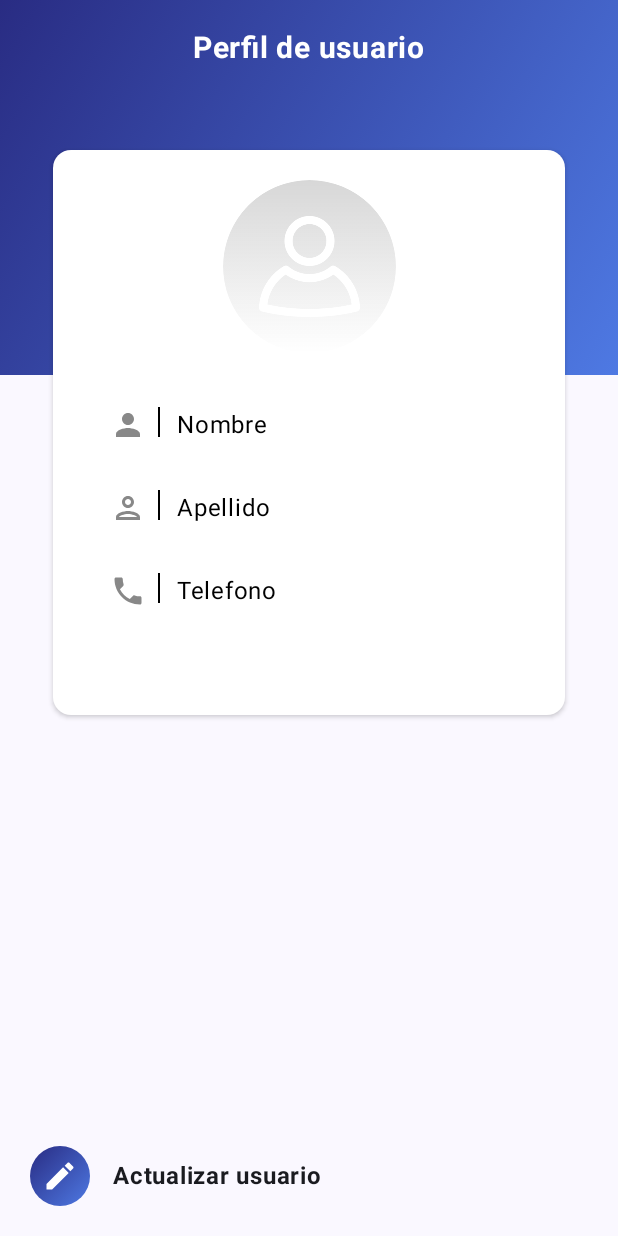
After one commit to AntonioWalls/StudentsDrive2, an Android app built with Jetpack Compose: the composable ProfileUpdateContent shown on its own in the app's theme, on a phone screen of 412 x 824 dp. The commit adds this screen. Run offline under Robolectric (Android 15) with nearby library versions, the phone set to English and light mode, and no system bars; our stand-ins replace Dagger/Hilt's generated code; pictures from the network do not load; 2 statements that could not run were skipped.

Commit message:
desing of edit user screen

```diff
--- /dev/null
+++ b/app/src/main/java/com/antoniowalls/indriverstudents/data/remote/dataSource/remote/service/UserService.kt
@@ -0,0 +1,15 @@
+package com.antoniowalls.indriverstudents.data.remote.dataSource.remote.service
+
+import com.antoniowalls.indriverstudents.domain.model.User
+import retrofit2.http.Body
+import retrofit2.http.PUT
+import retrofit2.http.Path
+
+interface UserService {
+    @PUT("users/{id}")
+    suspend fun update(
+        @Path("id")id: String,
+        @Body user: User,
+    )
+
+}
--- /dev/null
+++ b/app/src/main/java/com/antoniowalls/indriverstudents/data/remote/repository/UserRepositoryImpl.kt
@@ -0,0 +1,4 @@
+package com.antoniowalls.indriverstudents.data.remote.repository
+
+class UserRepositoryImpl {
+}
--- a/app/src/main/java/com/antoniowalls/indriverstudents/domain/model/User.kt
+++ b/app/src/main/java/com/antoniowalls/indriverstudents/domain/model/User.kt
@@ -22,4 +22,9 @@ data class User (
         email = email,
         phone = phone
     ))
+
+    companion object {
+        fun fromJson(data: String): User = Gson().fromJson(data, User::class.java)
+    }
+
 }
--- /dev/null
+++ b/app/src/main/java/com/antoniowalls/indriverstudents/domain/repository/UserRepository.kt
@@ -0,0 +1,8 @@
+package com.antoniowalls.indriverstudents.domain.repository
+
+import com.antoniowalls.indriverstudents.domain.model.User
+import java.io.File
+
+interface UserRepository {
+    suspend fun update(id: String, user: User, file: File?)
+}
--- a/app/src/main/java/com/antoniowalls/indriverstudents/presentation/screens/profile/update/ProfileUpdateScreen.kt
+++ b/app/src/main/java/com/antoniowalls/indriverstudents/presentation/screens/profile/update/ProfileUpdateScreen.kt
@@ -1,17 +1,23 @@
 package com.antoniowalls.indriverstudents.presentation.screens.profile.update
 
 import android.util.Log
+import androidx.compose.foundation.layout.WindowInsets
+import androidx.compose.foundation.layout.navigationBars
 import androidx.compose.foundation.layout.padding
 import androidx.compose.material3.Scaffold
 import androidx.compose.material3.Text
 import androidx.compose.runtime.Composable
 import androidx.compose.ui.Modifier
 import androidx.navigation.NavHostController
+import com.antoniowalls.indriverstudents.presentation.screens.profile.update.components.ProfileUpdateContent
 
 @Composable
 fun ProfileUpdateScreen(navHostController: NavHostController, userParam: String) {
     Log.d("ProfileUpdateScreen", "userParam: ${userParam}")
-    Scaffold { paddingValues ->
-        Text(text = "profile update screen", modifier = Modifier.padding(paddingValues))
+
+    Scaffold(
+        contentWindowInsets = WindowInsets.navigationBars
+    ){ paddingValues ->
+        ProfileUpdateContent(navHostController = navHostController, paddingValues = paddingValues)
     }
 }
--- /dev/null
+++ b/app/src/main/java/com/antoniowalls/indriverstudents/presentation/screens/profile/update/ProfileUpdateState.kt
@@ -0,0 +1,8 @@
+package com.antoniowalls.indriverstudents.presentation.screens.profile.update
+
+data class ProfileUpdateState (
+    val name: String="",
+    val lastname: String="",
+    val phone: String="",
+    val image: String? = null,
+)
--- /dev/null
+++ b/app/src/main/java/com/antoniowalls/indriverstudents/presentation/screens/profile/update/ProfileUpdateViewModel.kt
@@ -0,0 +1,42 @@
+package com.antoniowalls.indriverstudents.presentation.screens.profile.update
+
+import androidx.compose.runtime.getValue
+import androidx.compose.runtime.mutableStateOf
+import androidx.compose.runtime.setValue
+import androidx.lifecycle.SavedStateHandle
+import androidx.lifecycle.ViewModel
+import com.antoniowalls.indriverstudents.domain.model.User
+import dagger.hilt.android.lifecycle.HiltViewModel
+import javax.inject.Inject
+
+@HiltViewModel
+class ProfileUpdateViewModel@Inject constructor(
+    private val savedStateHandle: SavedStateHandle
+): ViewModel() {
+    var state by mutableStateOf(ProfileUpdateState())
+        private set
+    val data = savedStateHandle.get<String>("user")
+    val user = User.fromJson(data!!)
+
+    init {
+        state = state.copy(
+            name = user.name,
+            lastname = user.lastname,
+            phone = user.phone,
+            image = user.image
+        )
+    }
+
+    fun onNameInput(name: String){
+        state = state.copy(name = name)
+    }
+
+    fun onLastNameInput(lastname: String){
+        state = state.copy(lastname = lastname)
+    }
+
+    fun onPhoneInput(phone: String){
+        state = state.copy(phone = phone)
+    }
+
+}
--- /dev/null
+++ b/app/src/main/java/com/antoniowalls/indriverstudents/presentation/screens/profile/update/components/ProfileUpdateContent.kt
@@ -0,0 +1,169 @@
+package com.antoniowalls.indriverstudents.presentation.screens.profile.update.components
+
+import android.app.Activity
+import android.content.Intent
+import com.antoniowalls.indriverstudents.R
+import androidx.compose.foundation.Image
+import androidx.compose.foundation.background
+import androidx.compose.foundation.layout.Arrangement
+import androidx.compose.foundation.layout.Box
+import androidx.compose.foundation.layout.Column
+import androidx.compose.foundation.layout.PaddingValues
+import androidx.compose.foundation.layout.Row
+import androidx.compose.foundation.layout.Spacer
+import androidx.compose.foundation.layout.fillMaxHeight
+import androidx.compose.foundation.layout.fillMaxSize
+import androidx.compose.foundation.layout.fillMaxWidth
+import androidx.compose.foundation.layout.height
+import androidx.compose.foundation.layout.padding
+import androidx.compose.foundation.layout.size
+import androidx.compose.foundation.layout.width
+import androidx.compose.foundation.shape.CircleShape
+import androidx.compose.material.icons.Icons
+import androidx.compose.material.icons.filled.Edit
+import androidx.compose.material.icons.filled.ExitToApp
+import androidx.compose.material.icons.filled.Person
+import androidx.compose.material.icons.filled.Phone
+import androidx.compose.material.icons.outlined.Person
+import androidx.compose.material3.Card
+import androidx.compose.material3.CardDefaults
+import androidx.compose.material3.Icon
+import androidx.compose.material3.Text
+import androidx.compose.runtime.Composable
+import androidx.compose.ui.Alignment
+import androidx.compose.ui.Modifier
+import androidx.compose.ui.draw.clip
+import androidx.compose.ui.graphics.Brush
+import androidx.compose.ui.graphics.Color
+import androidx.compose.ui.layout.ContentScale
+import androidx.compose.ui.platform.LocalContext
+import androidx.compose.ui.res.painterResource
+import androidx.compose.ui.text.font.FontWeight
+import androidx.compose.ui.tooling.preview.Preview
+import androidx.compose.ui.unit.dp
+import androidx.compose.ui.unit.sp
+import androidx.hilt.navigation.compose.hiltViewModel
+import androidx.navigation.NavHostController
+import androidx.navigation.compose.rememberNavController
+import coil3.compose.AsyncImage
+import com.antoniowalls.indriverstudents.MainActivity
+import com.antoniowalls.indriverstudents.presentation.components.DefaultIconButton
+import com.antoniowalls.indriverstudents.presentation.components.DefaultTextField
+import com.antoniowalls.indriverstudents.presentation.navigation.screen.profile.ProfileScreen
+import com.antoniowalls.indriverstudents.presentation.screens.profile.info.ProfileInfoScreen
+import com.antoniowalls.indriverstudents.presentation.screens.profile.info.ProfileInfoViewModel
+import com.antoniowalls.indriverstudents.presentation.screens.profile.update.ProfileUpdateViewModel
+
+@Composable
+fun ProfileUpdateContent(navHostController: NavHostController, paddingValues: PaddingValues, vm: ProfileUpdateViewModel = hiltViewModel()) {
+
+    val activity = LocalContext.current as? Activity
+    val state = vm.state
+
+    Box( modifier = Modifier
+        .fillMaxSize()
+        .padding(paddingValues)
+    ){ //toda esta caja engloba el tamaño completo de la pantalla
+        Column {
+            Box( //esta caja es la que va a tener el cuadro del fondo del perfil
+                modifier = Modifier
+                    .fillMaxWidth()
+                    .height(250.dp)
+                    .background(
+                        brush = Brush.linearGradient(
+                            colors = listOf(Color(0xFF292C83), Color(0xFF4E79E3))
+                        )
+                    ),
+                contentAlignment = Alignment.TopCenter
+            ) {
+                Text(
+                    text="Perfil de usuario",
+                    color = Color.White,
+                    modifier = Modifier.padding(top = 20.dp),
+                    fontWeight = FontWeight.Bold,
+                    fontSize = 20.sp,
+
+                )
+            }
+            Spacer(modifier = Modifier.weight(1f))
+            //ahora vamos a crear los botones de editar perfil y cerrar sesión con unos componentes creados en la carpeta components
+            DefaultIconButton(
+                modifier = Modifier,
+                title = "Actualizar usuario",
+                imageVector = Icons.Default.Edit,
+                tint = Color.White,
+                onClick = {
+
+                }
+            )
+            Spacer(modifier = Modifier.height(20.dp))
+        }
+        //Aquí se crea la tarjeta del perfil del usuario
+        Card(
+            modifier = Modifier
+                .fillMaxWidth()
+                .fillMaxHeight(0.7f)
+                .padding(horizontal = 35.dp, vertical = 100.dp),
+            colors = CardDefaults.cardColors(containerColor = Color.White),
+            elevation = CardDefaults.cardElevation(defaultElevation = 2.dp)
+        ) {
+            Column(
+                modifier = Modifier
+                    .fillMaxWidth()
+                    .padding(20.dp),
+                horizontalAlignment = Alignment.CenterHorizontally,
+                verticalArrangement = Arrangement.Center,
+            ) {
+                Box(
+                    modifier = Modifier
+                        .size(115.dp)
+                        .clip(CircleShape)
+                ){
+
+                    if (!vm.user?.image.isNullOrBlank()) { //No es nula ni vacia
+                        AsyncImage(
+                            model = vm.user?.image,
+                            contentDescription = "",
+                            contentScale = ContentScale.Crop
+                        )
+                    }else{
+                        Image(
+                            painter = painterResource(id = R.drawable.user_image),
+                            contentDescription = null
+                        )
+                    }
+                }
+                Spacer(modifier = Modifier.height(20.dp))
+                DefaultTextField(
+                    modifier = Modifier,
+                    value = state.name,
+                    label = "Nombre",
+                    icon = Icons.Default.Person,
+                    onValueChange = {
+                        vm.onNameInput(it)
+                    }
+                )
+                DefaultTextField(
+                    modifier = Modifier,
+                    value = state.lastname,
+                    label = "Apellido",
+                    icon = Icons.Outlined.Person,
+                    onValueChange = {
+                        vm.onLastNameInput(it)
+                    }
+                )
+                DefaultTextField(
+                    modifier = Modifier,
+                    value = state.phone,
+                    label = "Telefono",
+                    icon = Icons.Default.Phone,
+                    onValueChange = {
+                        vm.onPhoneInput(it)
+                    }
+                )
+
+            }
+        }
+    }
+
+}
```
